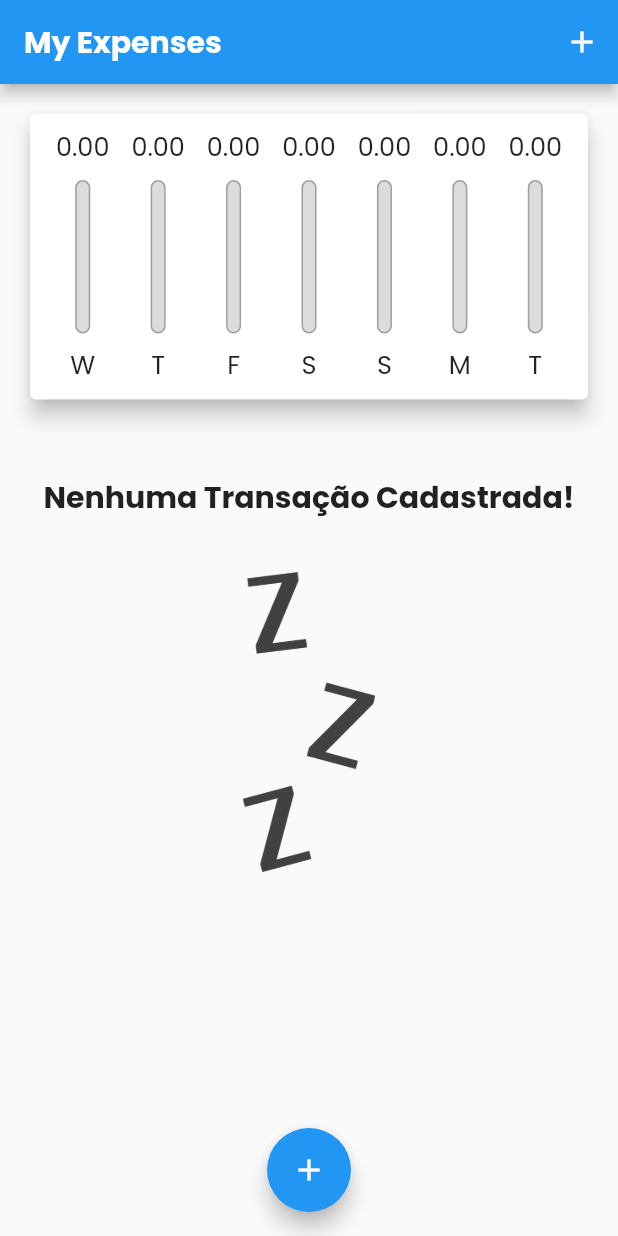
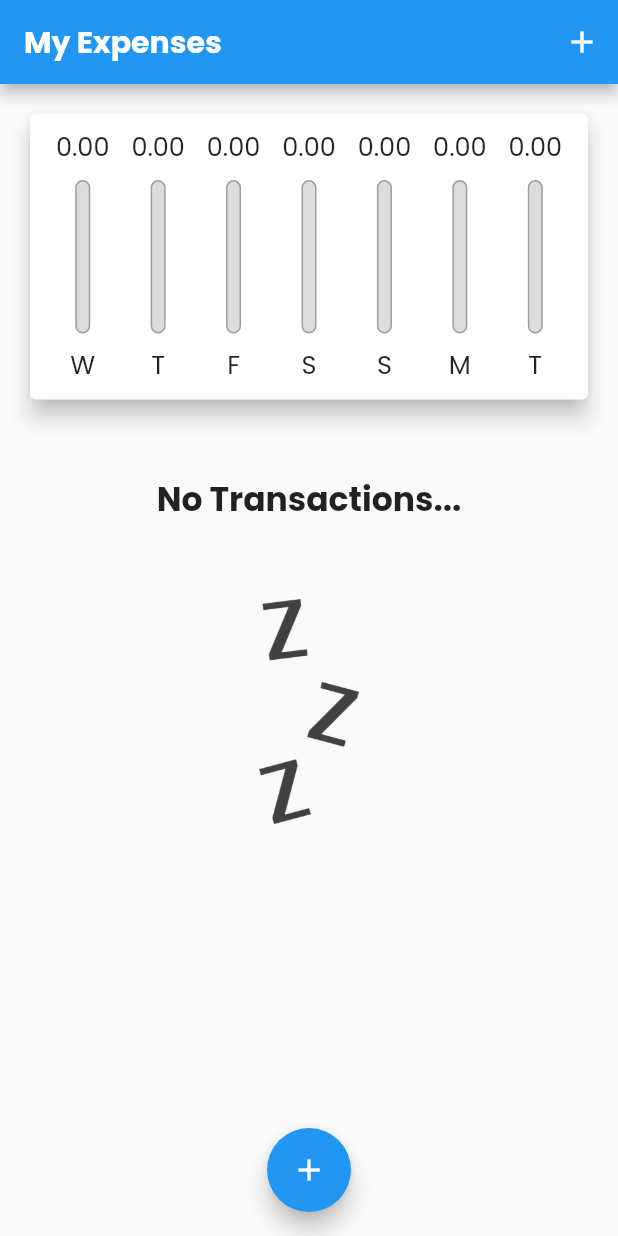
Before and after one commit to cauecbb/App-Despesas-Pessoais, a Flutter app: the screen it shows after launch, on a phone screen of 412 x 824 dp. Run offline on Flutter 3.47's test engine with Material 2 defaults, Android fonts, the phone set to English and light mode, and no system bars.

Commit message:
Altera detalhes de Text

```diff
--- a/lib/components/transaction_list.dart
+++ b/lib/components/transaction_list.dart
@@ -17,15 +17,15 @@ class TransactionList extends StatelessWidget {
             children: <Widget>[
               const SizedBox(height: 30),
               const Text(
-                'Nenhuma Transação Cadastrada!',
+                'No Transactions...',
                 style: TextStyle(
                   fontWeight: FontWeight.bold,
-                  fontSize: 20,
+                  fontSize: 22,
                 ),
               ),
-              const SizedBox(height: 35),
+              const SizedBox(height: 50),
               SizedBox(
-                height: 200,
+                height: 150,
                 child: Image.asset(
                   'assets/img/waiting.png',
                   fit: BoxFit.cover,
```
